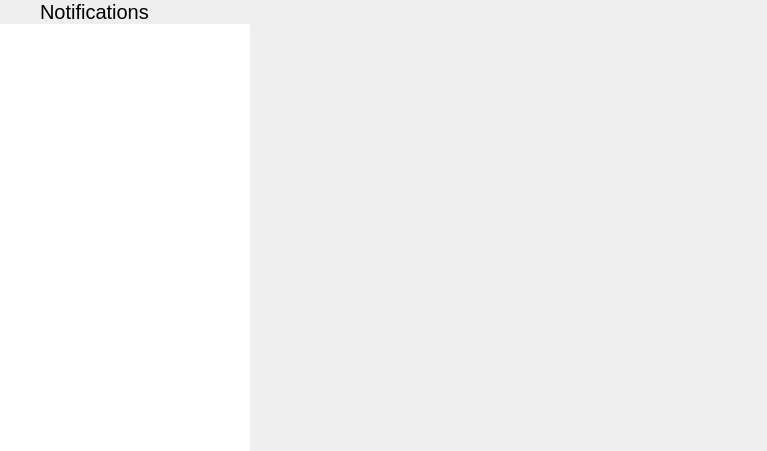
vicr123/theshell, file statuscenter/NotificationsPane/settings/settingspane.ui: the form before one commit.
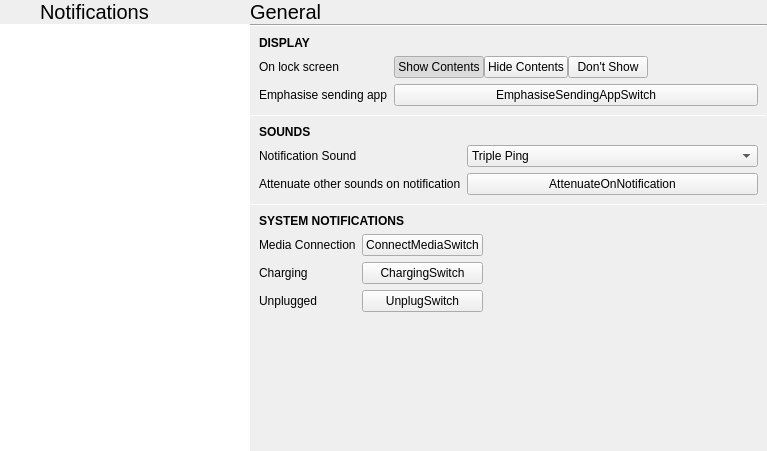
The form after the commit. Icons and pictures are not drawn. Custom widgets are drawn as their Qt base class.

Commit message: New Notifications settings complete

```diff
--- a/statuscenter/NotificationsPane/settings/settingspane.ui
+++ b/statuscenter/NotificationsPane/settings/settingspane.ui
@@ -126,8 +126,672 @@
    </item>
    <item>
     <widget class="tStackedWidget" name="stackedWidget">
-     <widget class="QWidget" name="page"/>
-     <widget class="QWidget" name="page_2"/>
+     <property name="currentIndex">
+      <number>0</number>
+     </property>
+     <widget class="QWidget" name="page">
+      <layout class="QVBoxLayout" name="verticalLayout_2">
+       <property name="spacing">
+        <number>0</number>
+       </property>
+       <property name="leftMargin">
+        <number>0</number>
+       </property>
+       <property name="topMargin">
+        <number>0</number>
+       </property>
+       <property name="rightMargin">
+        <number>0</number>
+       </property>
+       <property name="bottomMargin">
+        <number>0</number>
+       </property>
+       <item>
+        <widget class="QLabel" name="label_2">
+         <property name="font">
+          <font>
+           <pointsize>15</pointsize>
+          </font>
+         </property>
+         <property name="text">
+          <string>General</string>
+         </property>
+         <property name="margin">
+          <number>9</number>
+         </property>
+        </widget>
+       </item>
+       <item>
+        <widget class="Line" name="line_2">
+         <property name="orientation">
+          <enum>Qt::Horizontal</enum>
+         </property>
+        </widget>
+       </item>
+       <item>
+        <widget class="QScrollArea" name="scrollArea">
+         <property name="frameShape">
+          <enum>QFrame::NoFrame</enum>
+         </property>
+         <property name="widgetResizable">
+          <bool>true</bool>
+         </property>
+         <widget class="QWidget" name="scrollAreaWidgetContents">
+          <property name="geometry">
+           <rect>
+            <x>0</x>
+            <y>0</y>
+            <width>517</width>
+            <height>406</height>
+           </rect>
+          </property>
+          <layout class="QVBoxLayout" name="verticalLayout_4">
+           <property name="spacing">
+            <number>0</number>
+           </property>
+           <property name="leftMargin">
+            <number>0</number>
+           </property>
+           <property name="topMargin">
+            <number>0</number>
+           </property>
+           <property name="rightMargin">
+            <number>0</number>
+           </property>
+           <property name="bottomMargin">
+            <number>0</number>
+           </property>
+           <item>
+            <layout class="QGridLayout" name="gridLayout">
+             <property name="leftMargin">
+              <number>9</number>
+             </property>
+             <property name="topMargin">
+              <number>9</number>
+             </property>
+             <property name="rightMargin">
+              <number>9</number>
+             </property>
+             <property name="bottomMargin">
+              <number>9</number>
+             </property>
+             <property name="spacing">
+              <number>6</number>
+             </property>
+             <item row="1" column="1">
+              <widget class="QWidget" name="widget" native="true">
+               <layout class="QHBoxLayout" name="horizontalLayout_3">
+                <property name="spacing">
+                 <number>0</number>
+                </property>
+                <property name="leftMargin">
+                 <number>0</number>
+                </property>
+                <property name="topMargin">
+                 <number>0</number>
+                </property>
+                <property name="rightMargin">
+                 <number>0</number>
+                </property>
+                <property name="bottomMargin">
+                 <number>0</number>
+                </property>
+                <item>
+                 <widget class="QPushButton" name="showContentsButton">
+                  <property name="text">
+                   <string>Show Contents</string>
+                  </property>
+                  <property name="checkable">
+                   <bool>true</bool>
+                  </property>
+                  <property name="checked">
+                   <bool>true</bool>
+                  </property>
+                  <property name="autoExclusive">
+                   <bool>true</bool>
+                  </property>
+                 </widget>
+                </item>
+                <item>
+                 <widget class="QPushButton" name="hideContentsButton">
+                  <property name="text">
+                   <string>Hide Contents</string>
+                  </property>
+                  <property name="checkable">
+                   <bool>true</bool>
+                  </property>
+                  <property name="autoExclusive">
+                   <bool>true</bool>
+                  </property>
+                 </widget>
+                </item>
+                <item>
+                 <widget class="QPushButton" name="dontShowButton">
+                  <property name="text">
+                   <string>Don't Show</string>
+                  </property>
+                  <property name="checkable">
+                   <bool>true</bool>
+                  </property>
+                  <property name="autoExclusive">
+                   <bool>true</bool>
+                  </property>
+                 </widget>
+                </item>
+                <item>
+                 <spacer name="horizontalSpacer">
+                  <property name="orientation">
+                   <enum>Qt::Horizontal</enum>
+                  </property>
+                  <property name="sizeHint" stdset="0">
+                   <size>
+                    <width>40</width>
+                    <height>20</height>
+                   </size>
+                  </property>
+                 </spacer>
+                </item>
+               </layout>
+              </widget>
+             </item>
+             <item row="1" column="0">
+              <widget class="QLabel" name="label_4">
+               <property name="text">
+                <string>On lock screen</string>
+               </property>
+              </widget>
+             </item>
+             <item row="0" column="0" colspan="2">
+              <widget class="QLabel" name="label_3">
+               <property name="font">
+                <font>
+                 <weight>75</weight>
+                 <bold>true</bold>
+                </font>
+               </property>
+               <property name="text">
+                <string>DISPLAY</string>
+               </property>
+              </widget>
+             </item>
+             <item row="2" column="0">
+              <widget class="QLabel" name="label_5">
+               <property name="text">
+                <string>Emphasise sending app</string>
+               </property>
+              </widget>
+             </item>
+             <item row="2" column="1">
+              <widget class="tSwitch" name="emphasiseSendingAppSwitch">
+               <property name="text">
+                <string notr="true">EmphasiseSendingAppSwitch</string>
+               </property>
+              </widget>
+             </item>
+            </layout>
+           </item>
+           <item>
+            <widget class="Line" name="line_4">
+             <property name="maximumSize">
+              <size>
+               <width>16777215</width>
+               <height>1</height>
+              </size>
+             </property>
+             <property name="orientation">
+              <enum>Qt::Horizontal</enum>
+             </property>
+            </widget>
+           </item>
+           <item>
+            <layout class="QGridLayout" name="gridLayout_2">
+             <property name="leftMargin">
+              <number>9</number>
+             </property>
+             <property name="topMargin">
+              <number>9</number>
+             </property>
+             <property name="rightMargin">
+              <number>9</number>
+             </property>
+             <property name="bottomMargin">
+              <number>9</number>
+             </property>
+             <property name="spacing">
+              <number>6</number>
+             </property>
+             <item row="2" column="0">
+              <widget class="QLabel" name="label_8">
+               <property name="text">
+                <string>Attenuate other sounds on notification</string>
+               </property>
+              </widget>
+             </item>
+             <item row="1" column="1">
+              <widget class="QComboBox" name="notificationSoundBox">
+               <property name="sizePolicy">
+                <sizepolicy hsizetype="Expanding" vsizetype="Fixed">
+                 <horstretch>0</horstretch>
+                 <verstretch>0</verstretch>
+                </sizepolicy>
+               </property>
+               <item>
+                <property name="text">
+                 <string>Triple Ping</string>
+                </property>
+               </item>
+               <item>
+                <property name="text">
+                 <string>Upside Down</string>
+                </property>
+               </item>
+               <item>
+                <property name="text">
+                 <string>Echo</string>
+                </property>
+               </item>
+              </widget>
+             </item>
+             <item row="1" column="0">
+              <widget class="QLabel" name="label_7">
+               <property name="text">
+                <string>Notification Sound</string>
+               </property>
+              </widget>
+             </item>
+             <item row="0" column="0" colspan="2">
+              <widget class="QLabel" name="label_6">
+               <property name="font">
+                <font>
+                 <weight>75</weight>
+                 <bold>true</bold>
+                </font>
+               </property>
+               <property name="text">
+                <string>SOUNDS</string>
+               </property>
+              </widget>
+             </item>
+             <item row="2" column="1">
+              <widget class="tSwitch" name="attenuateOnNotification">
+               <property name="text">
+                <string notr="true">AttenuateOnNotification</string>
+               </property>
+              </widget>
+             </item>
+            </layout>
+           </item>
+           <item>
+            <widget class="Line" name="line_6">
+             <property name="maximumSize">
+              <size>
+               <width>16777215</width>
+               <height>1</height>
+              </size>
+             </property>
+             <property name="orientation">
+              <enum>Qt::Horizontal</enum>
+             </property>
+            </widget>
+           </item>
+           <item>
+            <layout class="QGridLayout" name="gridLayout_5">
+             <property name="leftMargin">
+              <number>9</number>
+             </property>
+             <property name="topMargin">
+              <number>9</number>
+             </property>
+             <property name="rightMargin">
+              <number>9</number>
+             </property>
+             <property name="bottomMargin">
+              <number>9</number>
+             </property>
+             <property name="spacing">
+              <number>6</number>
+             </property>
+             <item row="2" column="0">
+              <widget class="QLabel" name="label_17">
+               <property name="text">
+                <string>Charging</string>
+               </property>
+              </widget>
+             </item>
+             <item row="1" column="1">
+              <widget class="tSwitch" name="connectMediaSwitch">
+               <property name="text">
+                <string notr="true">ConnectMediaSwitch</string>
+               </property>
+              </widget>
+             </item>
+             <item row="0" column="0" colspan="3">
+              <widget class="QLabel" name="label_15">
+               <property name="font">
+                <font>
+                 <weight>75</weight>
+                 <bold>true</bold>
+                </font>
+               </property>
+               <property name="text">
+                <string>SYSTEM NOTIFICATIONS</string>
+               </property>
+              </widget>
+             </item>
+             <item row="1" column="0">
+              <widget class="QLabel" name="label_16">
+               <property name="text">
+                <string>Media Connection</string>
+               </property>
+              </widget>
+             </item>
+             <item row="1" column="2">
+              <spacer name="horizontalSpacer_4">
+               <property name="orientation">
+                <enum>Qt::Horizontal</enum>
+               </property>
+               <property name="sizeHint" stdset="0">
+                <size>
+                 <width>40</width>
+                 <height>20</height>
+                </size>
+               </property>
+              </spacer>
+             </item>
+             <item row="3" column="0">
+              <widget class="QLabel" name="label_18">
+               <property name="text">
+                <string>Unplugged</string>
+               </property>
+              </widget>
+             </item>
+             <item row="2" column="1">
+              <widget class="tSwitch" name="chargingSwitch">
+               <property name="text">
+                <string notr="true">ChargingSwitch</string>
+               </property>
+              </widget>
+             </item>
+             <item row="3" column="1">
+              <widget class="tSwitch" name="unplugSwitch">
+               <property name="text">
+                <string notr="true">UnplugSwitch</string>
+               </property>
+              </widget>
+             </item>
+            </layout>
+           </item>
+           <item>
+            <spacer name="verticalSpacer">
+             <property name="orientation">
+              <enum>Qt::Vertical</enum>
+             </property>
+             <property name="sizeHint" stdset="0">
+              <size>
+               <width>20</width>
+               <height>79</height>
+              </size>
+             </property>
+            </spacer>
+           </item>
+          </layout>
+         </widget>
+        </widget>
+       </item>
+      </layout>
+     </widget>
+     <widget class="QWidget" name="page_2">
+      <layout class="QVBoxLayout" name="verticalLayout_3">
+       <property name="spacing">
+        <number>0</number>
+       </property>
+       <property name="leftMargin">
+        <number>0</number>
+       </property>
+       <property name="topMargin">
+        <number>0</number>
+       </property>
+       <property name="rightMargin">
+        <number>0</number>
+       </property>
+       <property name="bottomMargin">
+        <number>0</number>
+       </property>
+       <item>
+        <widget class="QLabel" name="appTitle">
+         <property name="font">
+          <font>
+           <pointsize>15</pointsize>
+          </font>
+         </property>
+         <property name="text">
+          <string notr="true">Title</string>
+         </property>
+         <property name="margin">
+          <number>9</number>
+         </property>
+        </widget>
+       </item>
+       <item>
+        <widget class="Line" name="line_3">
+         <property name="maximumSize">
+          <size>
+           <width>16777215</width>
+           <height>1</height>
+          </size>
+         </property>
+         <property name="orientation">
+          <enum>Qt::Horizontal</enum>
+         </property>
+        </widget>
+       </item>
+       <item>
+        <widget class="QScrollArea" name="scrollArea_2">
+         <property name="frameShape">
+          <enum>QFrame::NoFrame</enum>
+         </property>
+         <property name="widgetResizable">
+          <bool>true</bool>
+         </property>
+         <widget class="QWidget" name="scrollAreaWidgetContents_2">
+          <property name="geometry">
+           <rect>
+            <x>0</x>
+            <y>0</y>
+            <width>517</width>
+            <height>408</height>
+           </rect>
+          </property>
+          <layout class="QVBoxLayout" name="verticalLayout_5">
+           <property name="spacing">
+            <number>0</number>
+           </property>
+           <property name="leftMargin">
+            <number>0</number>
+           </property>
+           <property name="topMargin">
+            <number>0</number>
+           </property>
+           <property name="rightMargin">
+            <number>0</number>
+           </property>
+           <property name="bottomMargin">
+            <number>0</number>
+           </property>
+           <item>
+            <layout class="QGridLayout" name="gridLayout_3">
+             <property name="leftMargin">
+              <number>9</number>
+             </property>
+             <property name="topMargin">
+              <number>9</number>
+             </property>
+             <property name="rightMargin">
+              <number>9</number>
+             </property>
+             <property name="bottomMargin">
+              <number>9</number>
+             </property>
+             <property name="spacing">
+              <number>6</number>
+             </property>
+             <item row="0" column="0">
+              <widget class="QLabel" name="label_9">
+               <property name="text">
+                <string>Allow Notifications</string>
+               </property>
+              </widget>
+             </item>
+             <item row="0" column="1">
+              <widget class="tSwitch" name="allowNotificationsMasterSwitch">
+               <property name="sizePolicy">
+                <sizepolicy hsizetype="Expanding" vsizetype="Fixed">
+                 <horstretch>0</horstretch>
+                 <verstretch>0</verstretch>
+                </sizepolicy>
+               </property>
+               <property name="text">
+                <string notr="true">AllowNotificationsMasterSwitch</string>
+               </property>
+              </widget>
+             </item>
+             <item row="0" column="2">
+              <spacer name="horizontalSpacer_2">
+               <property name="orientation">
+                <enum>Qt::Horizontal</enum>
+               </property>
+               <property name="sizeHint" stdset="0">
+                <size>
+                 <width>40</width>
+                 <height>20</height>
+                </size>
+               </property>
+              </spacer>
+             </item>
+            </layout>
+           </item>
+           <item>
+            <widget class="Line" name="line_5">
+             <property name="maximumSize">
+              <size>
+               <width>16777215</width>
+               <height>1</height>
+              </size>
+             </property>
+             <property name="orientation">
+              <enum>Qt::Horizontal</enum>
+             </property>
+            </widget>
+           </item>
+           <item>
+            <widget class="QWidget" name="notificationsConfigurationWidget" native="true">
+             <layout class="QGridLayout" name="gridLayout_4">
+              <item row="1" column="0">
+               <widget class="QLabel" name="label_11">
+                <property name="text">
+                 <string>Pop up onscreen</string>
+                </property>
+               </widget>
+              </item>
+              <item row="1" column="1">
+               <widget class="tSwitch" name="allowPopupsSwitch">
+                <property name="text">
+                 <string notr="true">AllowPopupsSwitch</string>
+                </property>
+               </widget>
+              </item>
+              <item row="2" column="0">
+               <widget class="QLabel" name="label_12">
+                <property name="text">
+                 <string>Play Sounds</string>
+                </property>
+               </widget>
+              </item>
+              <item row="3" column="0">
+               <widget class="QLabel" name="label_13">
+                <property name="text">
+                 <string>Bypass Quiet Mode</string>
+                </property>
+               </widget>
+              </item>
+              <item row="3" column="1">
+               <widget class="tSwitch" name="bypassQuietModeSwitch">
+                <property name="text">
+                 <string notr="true">BypassQuietModeSwitch</string>
+                </property>
+               </widget>
+              </item>
+              <item row="2" column="1">
+               <widget class="tSwitch" name="allowSoundsSwitch">
+                <property name="sizePolicy">
+                 <sizepolicy hsizetype="Expanding" vsizetype="Fixed">
+                  <horstretch>0</horstretch>
+                  <verstretch>0</verstretch>
+                 </sizepolicy>
+                </property>
+                <property name="text">
+                 <string notr="true">AllowSoundsSwitch</string>
+                </property>
+               </widget>
+              </item>
+              <item row="1" column="2">
+               <spacer name="horizontalSpacer_3">
+                <property name="orientation">
+                 <enum>Qt::Horizontal</enum>
+                </property>
+                <property name="sizeHint" stdset="0">
+                 <size>
+                  <width>40</width>
+                  <height>20</height>
+                 </size>
+                </property>
+               </spacer>
+              </item>
+              <item row="4" column="1" colspan="2">
+               <widget class="QLabel" name="label_14">
+                <property name="text">
+                 <string>Even when Quiet Mode is set to No Notifications or Critical Only, notifications from this app will continue to show</string>
+                </property>
+                <property name="wordWrap">
+                 <bool>true</bool>
+                </property>
+               </widget>
+              </item>
+              <item row="0" column="0" colspan="3">
+               <widget class="QLabel" name="label_10">
+                <property name="font">
+                 <font>
+                  <weight>75</weight>
+                  <bold>true</bold>
+                 </font>
+                </property>
+                <property name="text">
+                 <string>BEHAVIOUR</string>
+                </property>
+               </widget>
+              </item>
+             </layout>
+            </widget>
+           </item>
+           <item>
+            <spacer name="verticalSpacer_2">
+             <property name="orientation">
+              <enum>Qt::Vertical</enum>
+             </property>
+             <property name="sizeHint" stdset="0">
+              <size>
+               <width>20</width>
+               <height>40</height>
+              </size>
+             </property>
+            </spacer>
+           </item>
+          </layout>
+         </widget>
+        </widget>
+       </item>
+      </layout>
+     </widget>
     </widget>
    </item>
   </layout>
@@ -139,6 +803,11 @@
    <header location="global">tstackedwidget.h</header>
    <container>1</container>
   </customwidget>
+  <customwidget>
+   <class>tSwitch</class>
+   <extends>QPushButton</extends>
+   <header location="global">tswitch.h</header>
+  </customwidget>
  </customwidgets>
  <resources/>
  <connections/>
```
The commit also changes 99 other files.
